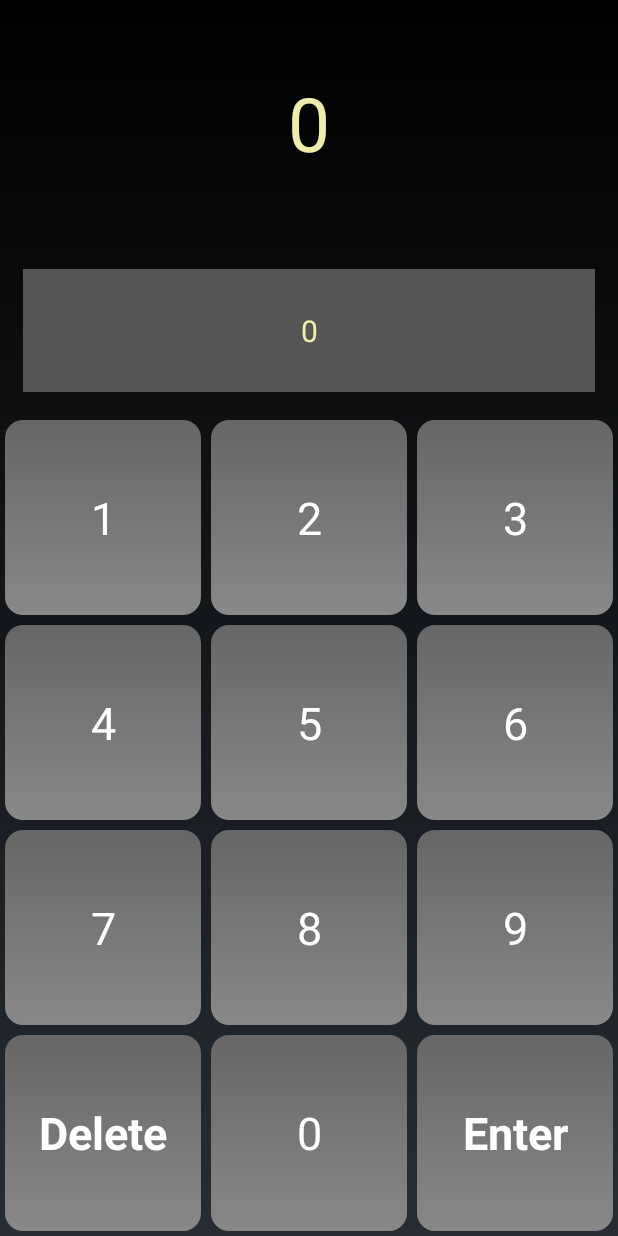
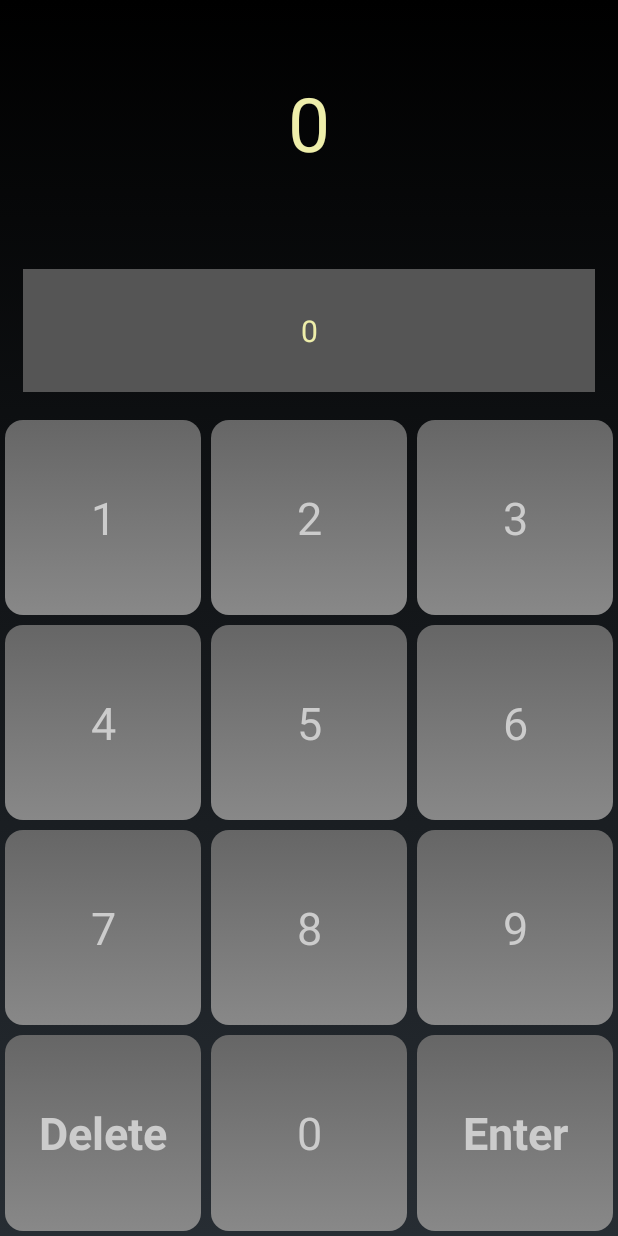
Before and after one commit to beepscore/RemoteControl, an Android app: the screen it shows after launch (RemoteControlActivity), on a phone screen of 412 x 824 dp. Run offline under Robolectric (Android 15) with nearby library versions, the phone set to English and light mode, and no system bars.

Commit message:
Move color definitions to colors.

```diff
--- a/app/src/main/res/drawable/button_text_color.xml
+++ b/app/src/main/res/drawable/button_text_color.xml
@@ -1,5 +1,5 @@
 <?xml version="1.0" encoding="utf-8"?>
 <selector xmlns:android="http://schemas.android.com/apk/res/android">
-    <item android:state_pressed="false" android:color="#ffffff" />
-    <item android:state_pressed="true" android:color="#556699" />
+    <item android:state_pressed="false" android:color="@color/button_text" />
+    <item android:state_pressed="true" android:color="@color/button_text_pressed" />
 </selector>
--- a/app/src/main/res/values/colors.xml
+++ b/app/src/main/res/values/colors.xml
@@ -3,6 +3,7 @@
     <color name="text_view_background">#555555</color>
     <color name="text_view_text">#eeeeaa</color>
     <color name="button_text">#cccccc</color>
+    <color name="button_text_pressed">#556699</color>
     <color name="button_background_start">#888888</color>
     <color name="button_background_end">#666666</color>
 </resources>
```
